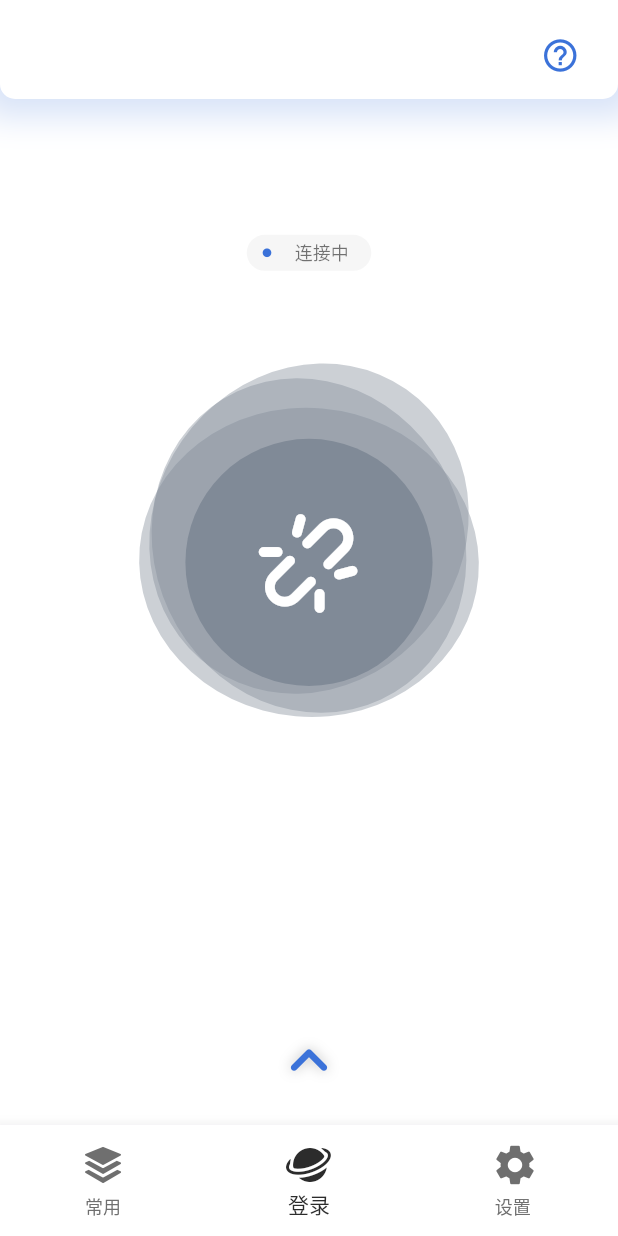
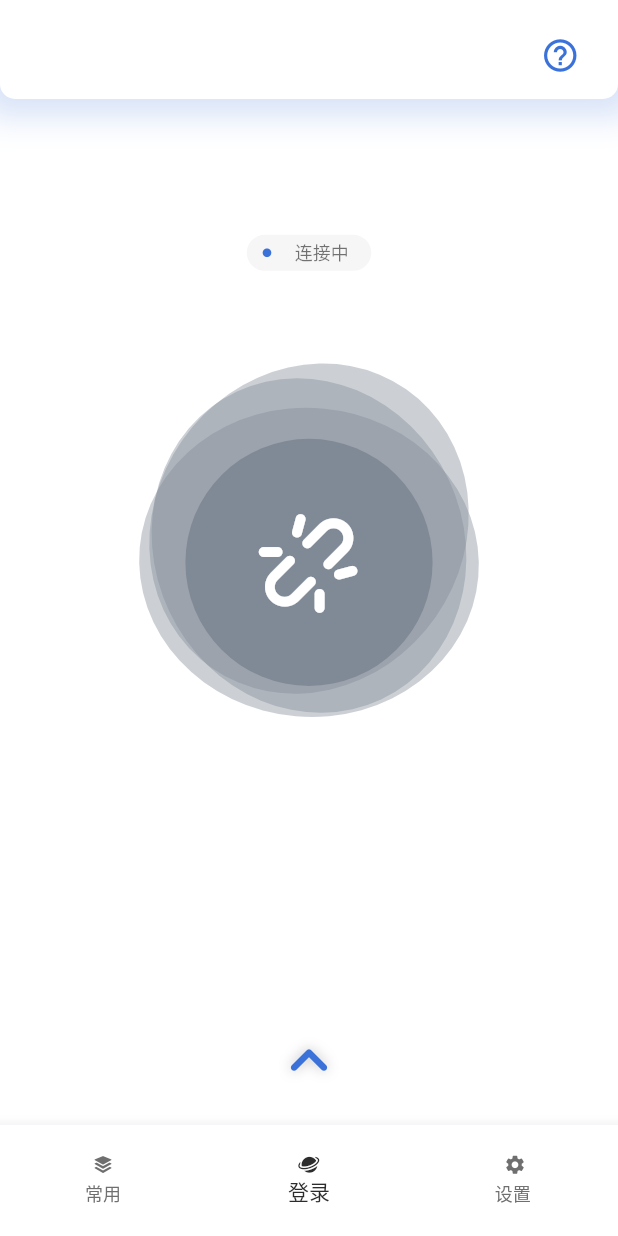
Before and after one commit to VaIOReTto1/CumtLogin, a Flutter app: the HomePage screen opened directly, on a phone screen of 412 x 824 dp. Run offline on Flutter 3.47's test engine with Material 2 defaults, Android fonts, the phone set to English and light mode, and no system bars; our stand-ins replace bot_toast, cached_network_image, dio, firebase_analytics, firebase_core, flutter_screenutil and 6 more; missing offline and left inert: flutter_picker, flutter_share; accounts and stored records are empty; network calls fail.

Commit message:
iOS adaption

```diff
--- a/lib/main.dart
+++ b/lib/main.dart
@@ -135,21 +135,21 @@ class _HomePage extends State<HomePage> {
             BottomNavigationBarItem(
               icon: Icon(
                 MyIcons.layer,
-                size: 32,
+                size: 15,
               ),
               label: '常用',
             ),
             BottomNavigationBarItem(
               icon: Icon(
                 MyIcons.net,
-                size: 32,
+                size: 15,
               ),
               label: '登录',
             ),
             BottomNavigationBarItem(
               icon: Icon(
                 Icons.settings,
-                size: 32,
+                size: 15,
               ),
               label: '设置 ',
             ),
```
Also changed, not shown: pubspec.lock, 2 other files.
